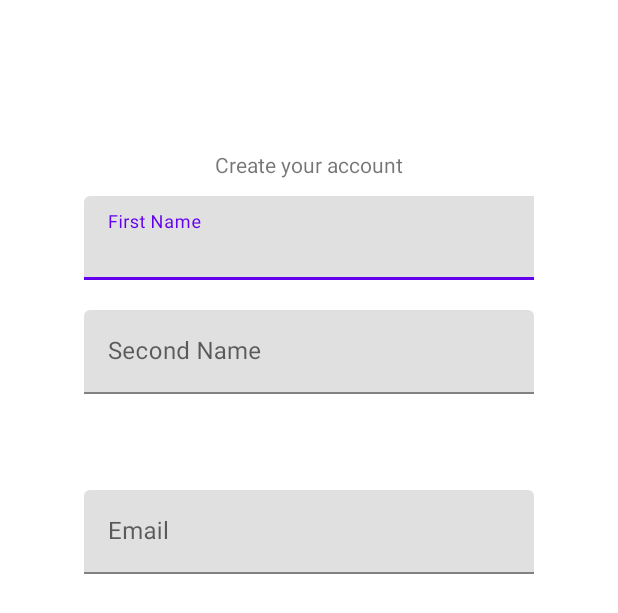
After one commit to HoelGoyat/TchinConnect, an Android app: the layout create_account.xml on its own in the app's theme, with its tools: preview values and no code run, on a phone screen of 412 x 824 dp. The commit adds this screen. Shown: the top 613 px of the screen. Run offline under Robolectric (Android 15) with nearby library versions, the phone set to English and light mode, and no system bars.

Commit message:
Working on presenting the account class

```diff
--- /dev/null
+++ b/app/src/main/res/layout/create_account.xml
@@ -0,0 +1,70 @@
+<?xml version="1.0" encoding="utf-8"?>
+<androidx.constraintlayout.widget.ConstraintLayout xmlns:android="http://schemas.android.com/apk/res/android"
+    xmlns:app="http://schemas.android.com/apk/res-auto"
+    xmlns:tools="http://schemas.android.com/tools"
+    android:layout_width="match_parent"
+    android:layout_height="match_parent">
+
+    <TextView
+        android:id="@+id/textView4"
+        android:layout_width="wrap_content"
+        android:layout_height="wrap_content"
+        android:layout_marginTop="100dp"
+        android:text="Create your account"
+        app:layout_constraintEnd_toEndOf="parent"
+        app:layout_constraintStart_toStartOf="parent"
+        app:layout_constraintTop_toTopOf="parent" />
+
+    <com.google.android.material.textfield.TextInputLayout
+        android:id="@+id/firstNameInput"
+        android:layout_width="300dp"
+        android:layout_height="56dp"
+        android:layout_marginStart="10dp"
+        android:layout_marginTop="11dp"
+        android:layout_marginEnd="10dp"
+        app:layout_constraintEnd_toEndOf="parent"
+        app:layout_constraintStart_toStartOf="parent"
+        app:layout_constraintTop_toBottomOf="@+id/textView4">
+
+        <com.google.android.material.textfield.TextInputEditText
+            android:layout_width="600dp"
+            android:layout_height="wrap_content"
+            android:hint="First Name" />
+    </com.google.android.material.textfield.TextInputLayout>
+
+    <com.google.android.material.textfield.TextInputLayout
+        android:id="@+id/secondNameInput"
+        android:layout_width="wrap_content"
+        android:layout_height="wrap_content"
+        android:layout_marginStart="10dp"
+        android:layout_marginTop="20dp"
+        android:layout_marginEnd="10dp"
+        app:layout_constraintEnd_toEndOf="parent"
+        app:layout_constraintStart_toStartOf="parent"
+        app:layout_constraintTop_toBottomOf="@+id/firstNameInput">
+
+        <com.google.android.material.textfield.TextInputEditText
+            android:layout_width="300dp"
+            android:layout_height="wrap_content"
+            android:hint="Second Name" />
+    </com.google.android.material.textfield.TextInputLayout>
+
+    <com.google.android.material.textfield.TextInputLayout
+        android:id="@+id/emailInput"
+        android:layout_width="wrap_content"
+        android:layout_height="wrap_content"
+        android:layout_marginStart="10dp"
+        android:layout_marginEnd="10dp"
+        android:layout_marginBottom="378dp"
+        app:layout_constraintBottom_toBottomOf="parent"
+        app:layout_constraintEnd_toEndOf="parent"
+        app:layout_constraintStart_toStartOf="parent"
+        app:layout_constraintTop_toBottomOf="@+id/secondNameInput">
+
+        <com.google.android.material.textfield.TextInputEditText
+            android:layout_width="300dp"
+            android:layout_height="wrap_content"
+            android:hint="Email" />
+    </com.google.android.material.textfield.TextInputLayout>
+
+</androidx.constraintlayout.widget.ConstraintLayout>
```
Also changed, not shown: app/src/main/java/org/esaip/tchinconnect/CreateAccountActivity.java (added, +73 -0 lines), app/src/main/res/drawable-v24/ic_launcher_foreground.xml (+1 -17 lines), app/src/main/res/drawable/ic_launcher_background.xml (+1 -161 lines).
